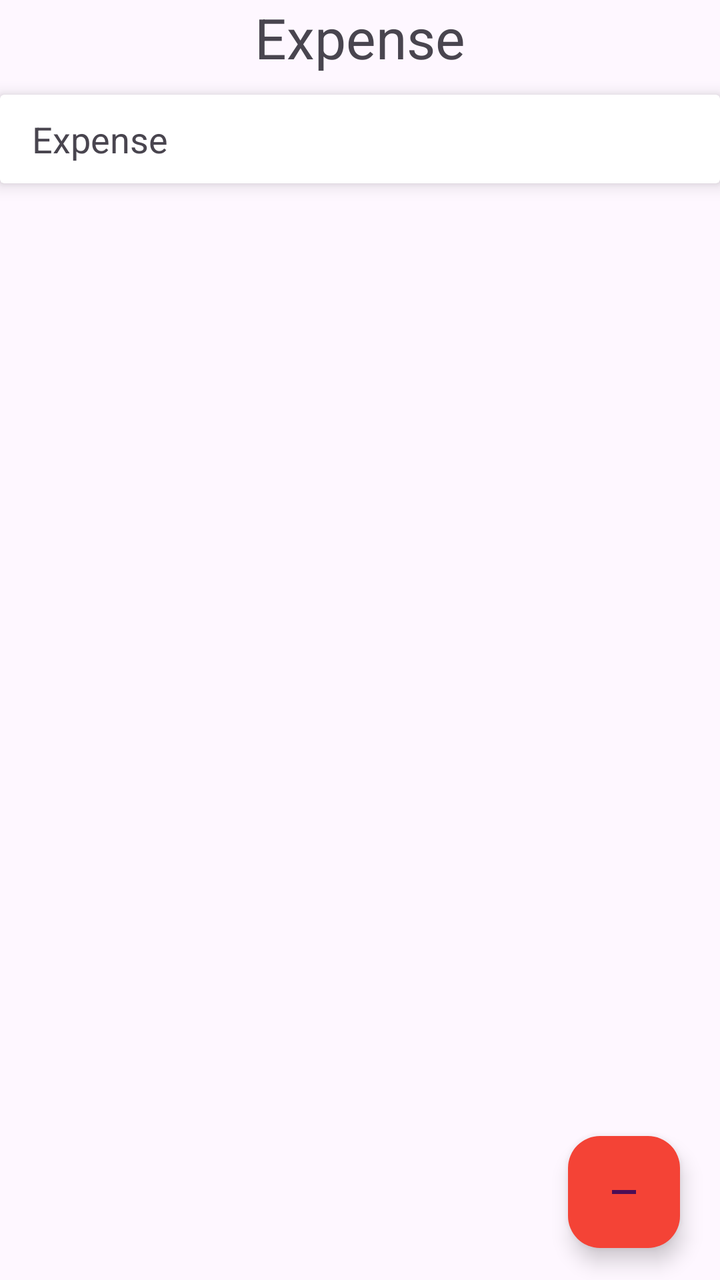
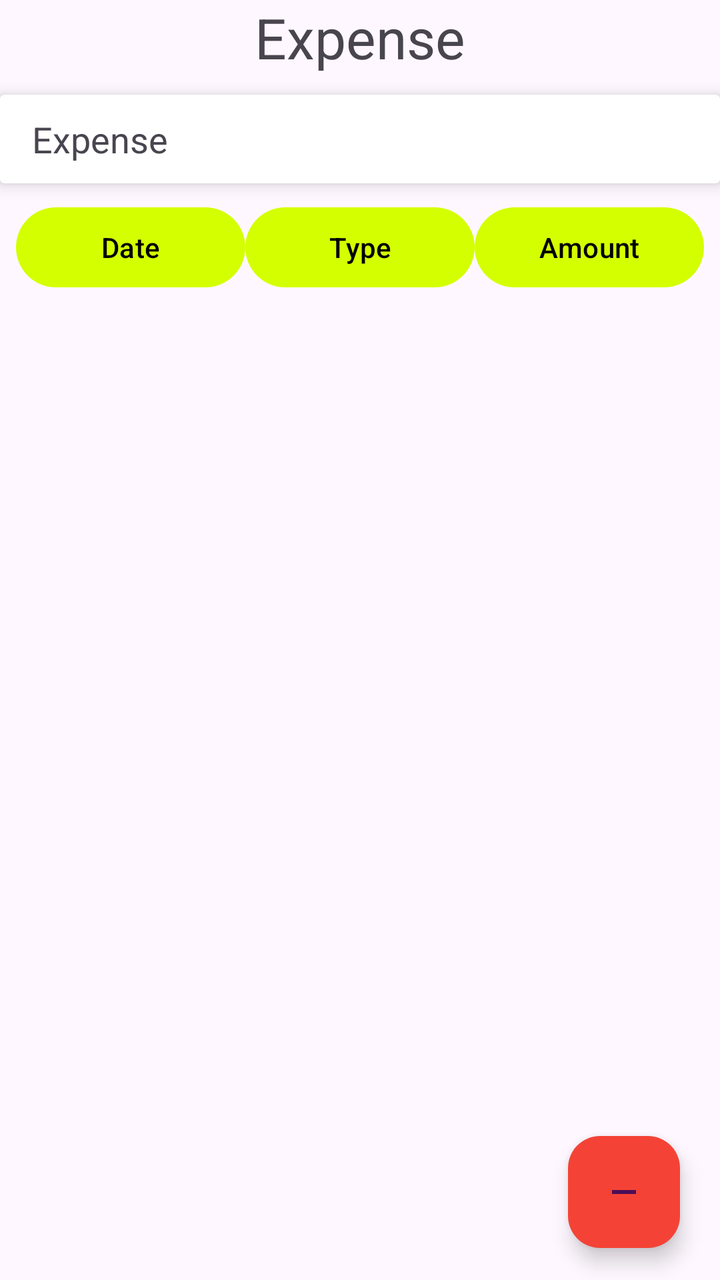

Before-and-after screenshots of an Android layout around one commit, followed by the original layout XML and the change that was made.
<!-- AndroidManifest.xml: application theme Theme.BudgetTracker -->
<!-- res/layout/fragment_expense.xml -->
<?xml version="1.0" encoding="utf-8"?>
<LinearLayout
    xmlns:android="http://schemas.android.com/apk/res/android"
    xmlns:tools="http://schemas.android.com/tools"
    android:layout_width="match_parent"
    xmlns:app="http://schemas.android.com/apk/res-auto"
    android:orientation="vertical"
    android:layout_height="match_parent"
    tools:context=".ui.ExpenseFragment">

    <TextView
        android:layout_width="match_parent"
        android:layout_height="wrap_content"
        android:text="Expense"
        android:textAlignment="center"
        android:layout_marginBottom="10dp"
        android:textSize="28sp" />

    <androidx.cardview.widget.CardView
        android:layout_width="match_parent"
        app:cardElevation="5dp"
        android:elevation="10dp"
        android:layout_height="wrap_content">

        <LinearLayout
            android:layout_width="match_parent"
            android:orientation="horizontal"
            android:layout_height="wrap_content">

            <RelativeLayout
                android:layout_width="0dp"
                android:layout_weight="1"
                android:gravity="center"
                android:layout_margin="10dp"
                android:layout_height="wrap_content">
                <TextView
                    android:layout_width="wrap_content"
                    android:textAppearance="?android:textAppearanceMedium"
                    android:layout_height="wrap_content"
                    android:text="Expense">

                </TextView>

            </RelativeLayout>

            <RelativeLayout
                android:layout_width="0dp"
                android:layout_weight="3"
                android:gravity="center"
                android:layout_margin="10dp"
                android:layout_height="wrap_content">
                <TextView
                    android:layout_width="wrap_content"
                    android:textAppearance="?android:textAppearanceMedium"
                    android:id="@+id/expense_txt_result"
                    android:textColor="@color/red"
                    android:layout_height="wrap_content">

                </TextView>

            </RelativeLayout>

        </LinearLayout>

    </androidx.cardview.widget.CardView>

    <androidx.recyclerview.widget.RecyclerView
        android:id="@+id/recycler_id_expense"
        android:layout_width="match_parent"
        android:layout_height="538dp"
        android:layout_weight="1">

    </androidx.recyclerview.widget.RecyclerView>

        <com.google.android.material.floatingactionbutton.FloatingActionButton
            android:layout_width="wrap_content"
            android:id="@+id/expense_ft_btn"
            android:layout_gravity="bottom|end"
            android:layout_marginBottom="16dp"
            android:layout_marginRight="20dp"
            android:backgroundTint="@color/red"
            app:fabSize="normal"
            android:layout_height="wrap_content"
            android:src="@drawable/expense"/>
</LinearLayout>
<!-- resources referenced by this layout -->
<resources>
  <color name="red">#F44336</color>
  <!-- drawable expense (drawable-anydpi) -->
  <vector xmlns:android="http://schemas.android.com/apk/res/android"
      android:width="24dp"
      android:height="24dp"
      android:viewportWidth="960"
      android:viewportHeight="960"
      android:tint="#FFFFFF"
      android:alpha="0.8">
    <path
        android:fillColor="@android:color/white"
        android:pathData="M240,520L240,440L720,440L720,520L240,520Z"/>
  </vector>
  <style name="Theme.BudgetTracker" parent="Base.Theme.BudgetTracker" />
  <style name="Base.Theme.BudgetTracker" parent="Theme.Material3.DayNight.NoActionBar">
          
          <item name="colorPrimary">@color/green2</item>
          <item name="colorPrimaryVariant">@color/green2</item>
          <item name="colorOnPrimary">@color/white</item>
          
          <item name="colorSecondary">@color/blue1</item>
          <item name="colorSecondaryVariant">@color/blue1</item>
          <item name="colorOnSecondary">@color/black</item>
          
          <item name="android:statusBarColor">@color/green2</item>
          
      </style>
  <color name="green2">#D4FF00</color>
  <color name="white">#FFFFFFFF</color>
  <color name="blue1">#2196F3</color>
  <color name="black">#FF000000</color>
</resources>

<!-- the commit's change to res/layout/fragment_expense.xml (unified diff, before → after) -->
@@ -64,6 +64,41 @@
 
     </androidx.cardview.widget.CardView>
 
+    
+    <LinearLayout
+        android:id="@+id/sort_buttons_layout"
+        android:layout_width="match_parent"
+        android:layout_height="wrap_content"
+        android:orientation="horizontal"
+        android:padding="8dp"
+        android:gravity="center">
+
+        <Button
+            android:id="@+id/btn_sort_date"
+            android:layout_width="0dp"
+            android:layout_weight="1"
+            android:textColor="@color/black"
+            android:text="Date"
+            android:layout_height="wrap_content" />
+
+        <Button
+            android:id="@+id/btn_sort_type"
+            android:layout_width="0dp"
+            android:layout_weight="1"
+            android:textColor="@color/black"
+            android:text="Type"
+            android:layout_height="wrap_content" />
+
+        <Button
+            android:id="@+id/btn_sort_amount"
+            android:layout_width="0dp"
+            android:layout_weight="1"
+            android:textColor="@color/black"
+            android:text="Amount"
+            android:layout_height="wrap_content" />
+
+    </LinearLayout>
+
     <androidx.recyclerview.widget.RecyclerView
         android:id="@+id/recycler_id_expense"
         android:layout_width="match_parent"
@@ -71,7 +106,6 @@
         android:layout_weight="1">
 
     </androidx.recyclerview.widget.RecyclerView>
-
         <com.google.android.material.floatingactionbutton.FloatingActionButton
             android:layout_width="wrap_content"
             android:id="@+id/expense_ft_btn"
@@ -81,5 +115,7 @@
             android:backgroundTint="@color/red"
             app:fabSize="normal"
             android:layout_height="wrap_content"
+            app:itemIconTint="@color/black"
             android:src="@drawable/expense"/>
+
 </LinearLayout>
